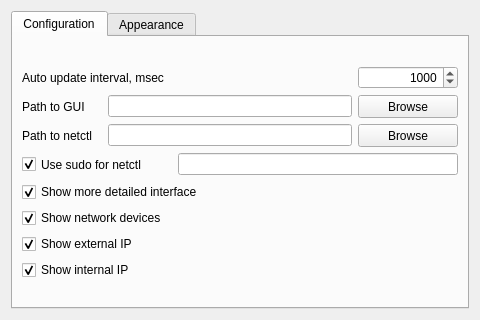
Qt form sources/plasmoid/configwindow.ui (arcan1s/netctl-gui) before a commit.
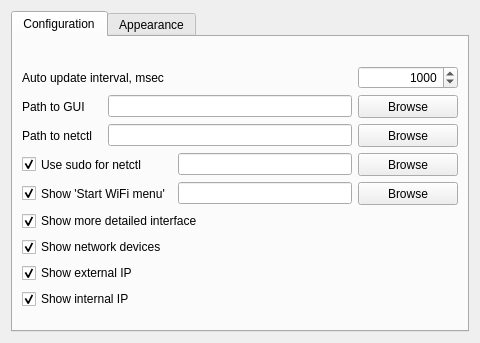
The same form after that commit. Custom widgets are drawn as their Qt base class.

Commit message: refactoring of plasmoid added function to start wifi menu

What changed in the file:
```diff
--- a/sources/plasmoid/configwindow.ui
+++ b/sources/plasmoid/configwindow.ui
@@ -7,7 +7,7 @@
     <x>0</x>
     <y>0</y>
     <width>480</width>
-    <height>320</height>
+    <height>343</height>
    </rect>
   </property>
   <property name="minimumSize">
@@ -185,6 +185,55 @@
          <item>
           <widget class="QLineEdit" name="lineEdit_sudo"/>
          </item>
+         <item>
+          <widget class="QPushButton" name="pushButton_sudo">
+           <property name="minimumSize">
+            <size>
+             <width>100</width>
+             <height>23</height>
+            </size>
+           </property>
+           <property name="text">
+            <string>Browse</string>
+           </property>
+          </widget>
+         </item>
+        </layout>
+       </item>
+       <item>
+        <layout class="QHBoxLayout" name="layout_wifi">
+         <item>
+          <widget class="QCheckBox" name="checkBox_wifi">
+           <property name="minimumSize">
+            <size>
+             <width>150</width>
+             <height>23</height>
+            </size>
+           </property>
+           <property name="text">
+            <string>Show 'Start WiFi menu'</string>
+           </property>
+           <property name="checked">
+            <bool>true</bool>
+           </property>
+          </widget>
+         </item>
+         <item>
+          <widget class="QLineEdit" name="lineEdit_wifi"/>
+         </item>
+         <item>
+          <widget class="QPushButton" name="pushButton_wifi">
+           <property name="minimumSize">
+            <size>
+             <width>100</width>
+             <height>23</height>
+            </size>
+           </property>
+           <property name="text">
+            <string>Browse</string>
+           </property>
+          </widget>
+         </item>
         </layout>
        </item>
        <item>
```
Left out of the diff: 4 changed lines with no effect on the pictures. The commit also changes 4 other files.
